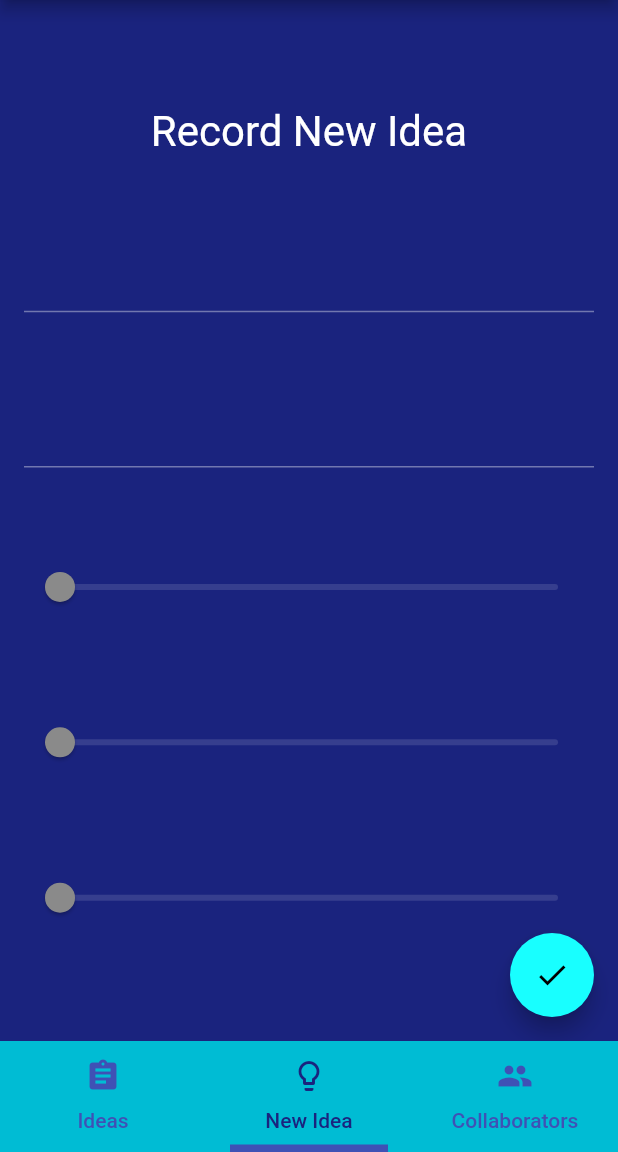
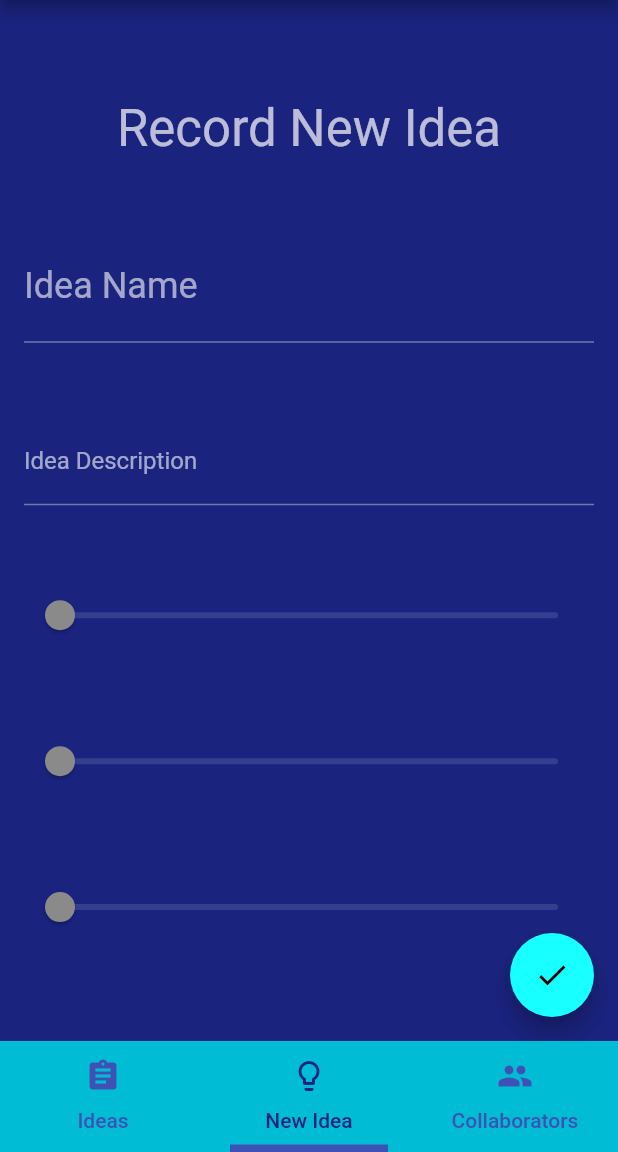
Before and after one commit to Tiger-Cross/Good-Ideas-Machine, a Flutter app: the screen it shows after launch, on a phone screen of 412 x 824 dp, the part 84-1236 px from its top. Run offline on Flutter 3.47's test engine with Material 2 defaults, Android fonts, the phone set to English and light mode, and no system bars.

Commit message:
Improve UI for text forms and implement submit function.

```diff
--- a/good_ideas_machine/lib/newidea.dart
+++ b/good_ideas_machine/lib/newidea.dart
@@ -1,14 +1,30 @@
 import 'package:flutter/material.dart';
 
 class NewIdeaPage extends StatefulWidget {
-
   @override
   _NewIdeaPageState createState() => _NewIdeaPageState();
 }
 
 class _NewIdeaPageState extends State<NewIdeaPage> {
+  final _formKey = GlobalKey<FormState>();
+  final _ideaTitleController = TextEditingController();
+  final _ideaDescController = TextEditingController();
 
-  final _formKey = GlobalKey<FormState>();
+  void submitNewIdea() {
+    if (_formKey.currentState.validate()) {
+      Scaffold.of(context)
+          .showSnackBar(SnackBar(content: Text('Processing Data')));
+      print("New idea called: " + _ideaTitleController.text);
+      print("Idea description: " + _ideaDescController.text);
+    }
+  }
+
+  @override
+  void dispose() {
+    _ideaTitleController.dispose();
+    _ideaDescController.dispose();
+    super.dispose();
+  }
 
   @override
   Widget build(BuildContext context) {
@@ -19,25 +35,42 @@ class _NewIdeaPageState extends State<NewIdeaPage> {
               vertical: 16.0,
               horizontal: 16.0,
             ),
-          child:
-          Form(
+            child: Form(
               key: _formKey,
               child: Column(
                 mainAxisAlignment: MainAxisAlignment.spaceEvenly,
                 children: <Widget>[
-                Text("Record New Idea", textScaleFactor: 2),
-                TextFormField(),
-                TextFormField(),
+                  Text(
+                    "Record New Idea",
+                    style: Theme.of(context).textTheme.display1,
+                  ),
+                  TextFormField(
+                    controller: _ideaTitleController,
+                    decoration: InputDecoration(
+                      labelText: 'Idea Name',
+                    ),
+                    style: Theme.of(context).textTheme.headline,
+                    validator: (value) {
+                      if (value.isEmpty) {
+                        return 'Please give your idea a name!';
+                      }
+                      return null;
+                    },
+                  ),
+                  TextFormField(
+                    controller: _ideaDescController,
+                    decoration: InputDecoration(
+                        labelText: 'Idea Description', hintText: '(Optional)'),
+                  ),
                   Slider(value: 0, onChanged: null),
                   Slider(value: 0, onChanged: null),
                   Slider(value: 0, onChanged: null),
                 ],
               ),
-          )
-        ),
+            )),
       ),
       floatingActionButton: FloatingActionButton(
-        onPressed: null,
+        onPressed: submitNewIdea,
         tooltip: 'Record Idea',
         child: Icon(Icons.check),
       ),
```
Lines whose indentation alone changed are shown as unchanged.
